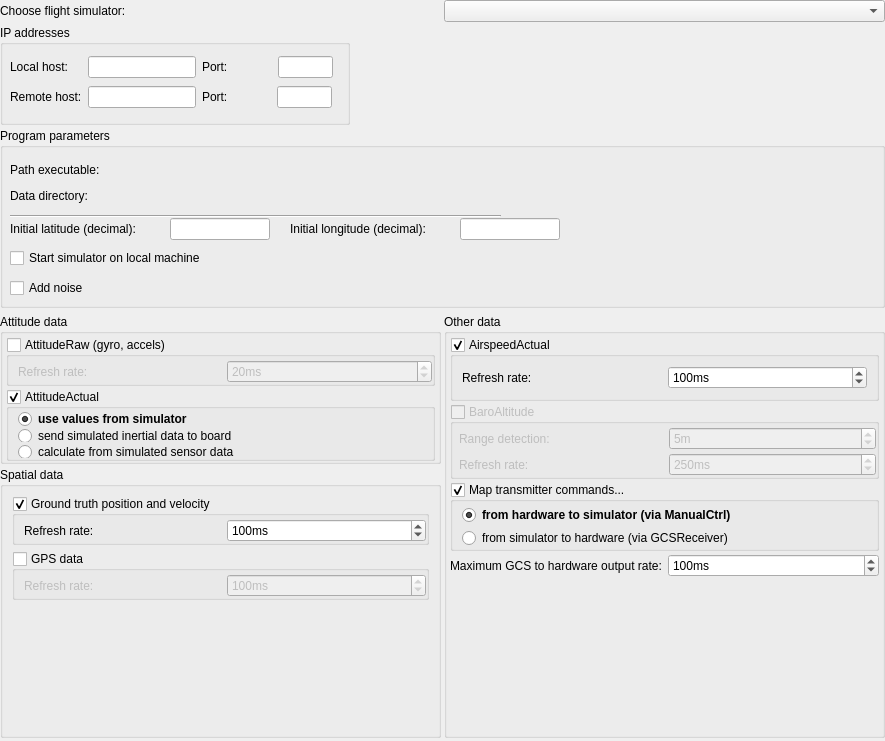
The window that ground/openpilotgcs/src/plugins/hitl/hitloptionspage.ui (FlyTheThings/raspberrypilot) describes before a commit, drawn with Qt 5.
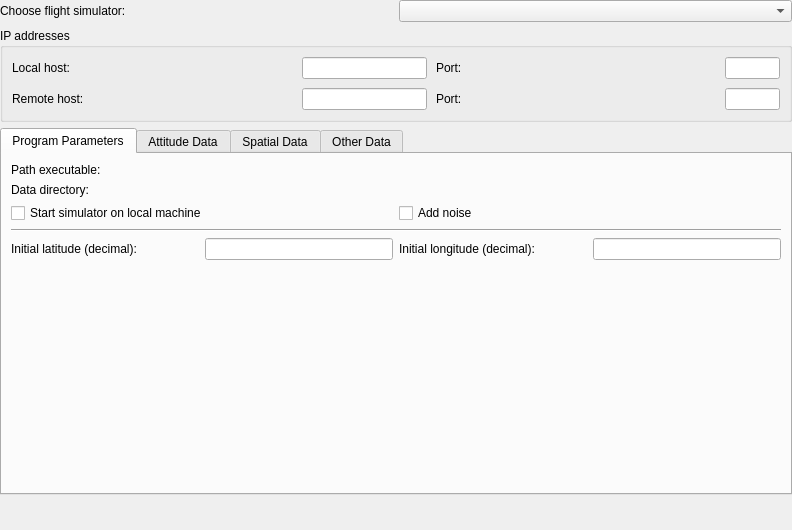
The same window after the commit. Custom widgets are drawn as their Qt base class.

```diff
--- a/ground/openpilotgcs/src/plugins/hitl/hitloptionspage.ui
+++ b/ground/openpilotgcs/src/plugins/hitl/hitloptionspage.ui
@@ -6,8 +6,8 @@
    <rect>
     <x>0</x>
     <y>0</y>
-    <width>885</width>
-    <height>741</height>
+    <width>792</width>
+    <height>530</height>
    </rect>
   </property>
   <property name="sizePolicy">
@@ -27,20 +27,14 @@
   </property>
   <layout class="QVBoxLayout" name="verticalLayout">
    <property name="spacing">
-    <number>3</number>
+    <number>6</number>
    </property>
-   <property name="leftMargin">
-    <number>0</number>
+   <property name="sizeConstraint">
+    <enum>QLayout::SetDefaultConstraint</enum>
    </property>
-   <property name="topMargin">
+   <property name="margin">
     <number>0</number>
    </property>
-   <property name="rightMargin">
-    <number>0</number>
-   </property>
-   <property name="bottomMargin">
-    <number>3</number>
-   </property>
    <item>
     <layout class="QHBoxLayout" name="horizontalLayout">
      <item>
@@ -51,7 +45,14 @@
       </widget>
      </item>
      <item>
-      <widget class="QComboBox" name="chooseFlightSimulator"/>
+      <widget class="QComboBox" name="chooseFlightSimulator">
+       <property name="sizePolicy">
+        <sizepolicy hsizetype="Preferred" vsizetype="Fixed">
+         <horstretch>0</horstretch>
+         <verstretch>0</verstretch>
+        </sizepolicy>
+       </property>
+      </widget>
      </item>
     </layout>
    </item>
@@ -66,27 +67,23 @@
      <property name="minimumSize">
       <size>
        <width>0</width>
-       <height>100</height>
+       <height>0</height>
       </size>
      </property>
      <property name="maximumSize">
       <size>
-       <width>350</width>
+       <width>16777215</width>
        <height>16777215</height>
       </size>
      </property>
      <property name="title">
       <string>IP addresses</string>
      </property>
-     <widget class="QWidget" name="layoutWidget">
-      <property name="geometry">
-       <rect>
-        <x>10</x>
-        <y>30</y>
-        <width>323</width>
-        <height>24</height>
-       </rect>
+     <layout class="QVBoxLayout" name="verticalLayout_10">
+      <property name="spacing">
+       <number>9</number>
       </property>
+      <item>
       <layout class="QHBoxLayout" name="horizontalLayout_7">
        <item>
         <widget class="QLabel" name="label_6">
@@ -153,16 +150,8 @@
         </widget>
        </item>
       </layout>
-     </widget>
-     <widget class="QWidget" name="layoutWidget1">
-      <property name="geometry">
-       <rect>
-        <x>10</x>
-        <y>60</y>
-        <width>322</width>
-        <height>24</height>
-       </rect>
-      </property>
+      </item>
+      <item>
       <layout class="QHBoxLayout" name="horizontalLayout_8">
        <item>
         <widget class="QLabel" name="label_9">
@@ -223,88 +212,34 @@
         </widget>
        </item>
       </layout>
-     </widget>
-    </widget>
+      </item>
+     </layout>
+    </widget>
    </item>
    <item>
-    <widget class="QGroupBox" name="groupBox_4">
-     <property name="minimumSize">
-      <size>
-       <width>0</width>
-       <height>180</height>
-      </size>
+    <widget class="QTabWidget" name="tabWidget">
+     <property name="currentIndex">
+      <number>0</number>
      </property>
-     <property name="title">
-      <string>Program parameters</string>
-     </property>
-     <widget class="Utils::PathChooser" name="dataPath" native="true">
-      <property name="geometry">
-       <rect>
-        <x>120</x>
-        <y>60</y>
-        <width>401</width>
-        <height>16</height>
-       </rect>
-      </property>
-      <property name="sizePolicy">
-       <sizepolicy hsizetype="MinimumExpanding" vsizetype="Preferred">
-        <horstretch>0</horstretch>
-        <verstretch>0</verstretch>
-       </sizepolicy>
-      </property>
-     </widget>
-     <widget class="QLabel" name="label_2">
-      <property name="geometry">
-       <rect>
-        <x>10</x>
-        <y>60</y>
-        <width>94</width>
-        <height>16</height>
-       </rect>
-      </property>
-      <property name="sizePolicy">
-       <sizepolicy hsizetype="Fixed" vsizetype="Preferred">
-        <horstretch>0</horstretch>
-        <verstretch>0</verstretch>
-       </sizepolicy>
-      </property>
-      <property name="maximumSize">
-       <size>
-        <width>110</width>
-        <height>16777215</height>
-       </size>
-      </property>
-      <property name="text">
-       <string>Data directory:</string>
-      </property>
-     </widget>
-     <widget class="Utils::PathChooser" name="executablePath" native="true">
-      <property name="geometry">
-       <rect>
-        <x>120</x>
-        <y>34</y>
-        <width>401</width>
-        <height>16</height>
-       </rect>
-      </property>
-      <property name="sizePolicy">
-       <sizepolicy hsizetype="MinimumExpanding" vsizetype="Preferred">
-        <horstretch>0</horstretch>
-        <verstretch>0</verstretch>
-       </sizepolicy>
-      </property>
-     </widget>
+     <widget class="QWidget" name="tab_1">
+      <attribute name="title">
+       <string>Program Parameters</string>
+      </attribute>
+      <layout class="QVBoxLayout" name="verticalLayout_11">
+       <item>
+        <layout class="QVBoxLayout" name="verticalLayout_12">
+         <item>
+          <layout class="QGridLayout" name="gridLayout_3">
+           <property name="bottomMargin">
+            <number>0</number>
+           </property>
+           <property name="verticalSpacing">
+            <number>6</number>
+           </property>
+           <item row="0" column="0">
      <widget class="QLabel" name="label">
-      <property name="geometry">
-       <rect>
-        <x>10</x>
-        <y>34</y>
-        <width>104</width>
-        <height>16</height>
-       </rect>
-      </property>
       <property name="sizePolicy">
-       <sizepolicy hsizetype="Fixed" vsizetype="Preferred">
+              <sizepolicy hsizetype="Preferred" vsizetype="Preferred">
         <horstretch>0</horstretch>
         <verstretch>0</verstretch>
        </sizepolicy>
@@ -319,14 +254,61 @@
        <string>Path executable:</string>
       </property>
      </widget>
+           </item>
+           <item row="0" column="1">
+            <widget class="Utils::PathChooser" name="executablePath" native="true">
+             <property name="sizePolicy">
+              <sizepolicy hsizetype="MinimumExpanding" vsizetype="Preferred">
+               <horstretch>0</horstretch>
+               <verstretch>0</verstretch>
+              </sizepolicy>
+             </property>
+            </widget>
+           </item>
+           <item row="1" column="0">
+            <widget class="QLabel" name="label_2">
+             <property name="sizePolicy">
+              <sizepolicy hsizetype="Preferred" vsizetype="Fixed">
+               <horstretch>0</horstretch>
+               <verstretch>0</verstretch>
+              </sizepolicy>
+             </property>
+             <property name="maximumSize">
+              <size>
+               <width>16777215</width>
+               <height>16777215</height>
+              </size>
+             </property>
+             <property name="text">
+              <string>Data directory:</string>
+             </property>
+            </widget>
+           </item>
+           <item row="1" column="1">
+            <layout class="QHBoxLayout" name="horizontalLayout_11">
+             <item>
+              <widget class="Utils::PathChooser" name="dataPath" native="true">
+               <property name="sizePolicy">
+                <sizepolicy hsizetype="MinimumExpanding" vsizetype="Preferred">
+                 <horstretch>0</horstretch>
+                 <verstretch>0</verstretch>
+                </sizepolicy>
+               </property>
+              </widget>
+             </item>
+            </layout>
+           </item>
+          </layout>
+         </item>
+         <item>
+          <layout class="QHBoxLayout" name="horizontalLayout_13">
+           <item>
      <widget class="QCheckBox" name="startSim">
-      <property name="geometry">
-       <rect>
-        <x>10</x>
-        <y>120</y>
-        <width>229</width>
-        <height>20</height>
-       </rect>
+             <property name="sizePolicy">
+              <sizepolicy hsizetype="Preferred" vsizetype="Preferred">
+               <horstretch>0</horstretch>
+               <verstretch>0</verstretch>
+              </sizepolicy>
       </property>
       <property name="toolTip">
        <string>Check this box to start the simulator on the local computer</string>
@@ -335,14 +317,14 @@
        <string>Start simulator on local machine</string>
       </property>
      </widget>
+           </item>
+           <item>
      <widget class="QCheckBox" name="noiseCheckBox">
-      <property name="geometry">
-       <rect>
-        <x>10</x>
-        <y>150</y>
-        <width>89</width>
-        <height>20</height>
-       </rect>
+             <property name="sizePolicy">
+              <sizepolicy hsizetype="Preferred" vsizetype="Preferred">
+               <horstretch>0</horstretch>
+               <verstretch>0</verstretch>
+              </sizepolicy>
       </property>
       <property name="toolTip">
        <string>Add noise to sensor simulation</string>
@@ -351,148 +333,105 @@
        <string>Add noise</string>
       </property>
      </widget>
+           </item>
+          </layout>
+         </item>
+         <item>
      <widget class="Line" name="line">
-      <property name="geometry">
-       <rect>
-        <x>10</x>
-        <y>80</y>
-        <width>491</width>
-        <height>16</height>
-       </rect>
-      </property>
       <property name="orientation">
        <enum>Qt::Horizontal</enum>
       </property>
      </widget>
+         </item>
+         <item>
+          <layout class="QHBoxLayout" name="horizontalLayout_12">
+           <property name="margin">
+            <number>0</number>
+           </property>
+           <item>
      <widget class="QLabel" name="label_13">
-      <property name="geometry">
-       <rect>
-        <x>10</x>
-        <y>90</y>
-        <width>161</width>
-        <height>22</height>
-       </rect>
-      </property>
       <property name="text">
        <string>Initial latitude (decimal):</string>
       </property>
      </widget>
+           </item>
+           <item>
+            <widget class="QLineEdit" name="latitude">
+             <property name="sizePolicy">
+              <sizepolicy hsizetype="Preferred" vsizetype="Preferred">
+               <horstretch>0</horstretch>
+               <verstretch>0</verstretch>
+              </sizepolicy>
+             </property>
+             <property name="maximumSize">
+              <size>
+               <width>16777215</width>
+               <height>16777215</height>
+              </size>
+             </property>
+             <property name="text">
+              <string/>
+             </property>
+             <property name="alignment">
+              <set>Qt::AlignRight|Qt::AlignTrailing|Qt::AlignVCenter</set>
+             </property>
+            </widget>
+           </item>
+           <item>
      <widget class="QLabel" name="label_14">
-      <property name="geometry">
-       <rect>
-        <x>290</x>
-        <y>90</y>
-        <width>171</width>
-        <height>22</height>
-       </rect>
-      </property>
       <property name="text">
        <string>Initial longitude (decimal):</string>
       </property>
      </widget>
+           </item>
+           <item>
      <widget class="QLineEdit" name="longitude">
-      <property name="geometry">
-       <rect>
-        <x>460</x>
-        <y>90</y>
-        <width>100</width>
-        <height>22</height>
-       </rect>
-      </property>
       <property name="sizePolicy">
-       <sizepolicy hsizetype="MinimumExpanding" vsizetype="Fixed">
+              <sizepolicy hsizetype="Preferred" vsizetype="Preferred">
         <horstretch>0</horstretch>
         <verstretch>0</verstretch>
        </sizepolicy>
       </property>
-      <property name="maximumSize">
-       <size>
-        <width>100</width>
-        <height>16777215</height>
-       </size>
-      </property>
-      <property name="text">
-       <string/>
-      </property>
-      <property name="alignment">
-       <set>Qt::AlignRight|Qt::AlignTrailing|Qt::AlignVCenter</set>
-      </property>
-     </widget>
-     <widget class="QLineEdit" name="latitude">
-      <property name="geometry">
-       <rect>
-        <x>170</x>
-        <y>90</y>
-        <width>100</width>
-        <height>22</height>
-       </rect>
-      </property>
-      <property name="sizePolicy">
-       <sizepolicy hsizetype="MinimumExpanding" vsizetype="Fixed">
-        <horstretch>0</horstretch>
-        <verstretch>0</verstretch>
-       </sizepolicy>
-      </property>
-      <property name="maximumSize">
-       <size>
-        <width>100</width>
-        <height>16777215</height>
-       </size>
-      </property>
-      <property name="text">
-       <string/>
-      </property>
-      <property name="alignment">
-       <set>Qt::AlignRight|Qt::AlignTrailing|Qt::AlignVCenter</set>
-      </property>
-     </widget>
-    </widget>
-   </item>
-   <item>
-    <layout class="QFormLayout" name="formLayout">
-     <property name="fieldGrowthPolicy">
-      <enum>QFormLayout::AllNonFixedFieldsGrow</enum>
-     </property>
-     <item row="0" column="0">
-      <widget class="QFrame" name="frame">
-       <property name="frameShape">
-        <enum>QFrame::StyledPanel</enum>
-       </property>
-       <property name="frameShadow">
-        <enum>QFrame::Raised</enum>
-       </property>
-      </widget>
-     </item>
-    </layout>
-   </item>
-   <item>
-    <layout class="QHBoxLayout" name="horizontalLayout_3">
-     <item>
-      <layout class="QVBoxLayout" name="verticalLayout_7">
-       <item>
-        <widget class="QGroupBox" name="groupBox">
          <property name="maximumSize">
           <size>
            <width>16777215</width>
-           <height>150</height>
-          </size>
-         </property>
-         <property name="title">
-          <string>Attitude data</string>
-         </property>
-         <layout class="QVBoxLayout" name="verticalLayout_2">
-          <property name="spacing">
-           <number>3</number>
-          </property>
-          <property name="leftMargin">
-           <number>3</number>
-          </property>
-          <property name="topMargin">
-           <number>3</number>
-          </property>
-          <property name="rightMargin">
-           <number>3</number>
-          </property>
+               <height>16777215</height>
+              </size>
+             </property>
+             <property name="text">
+              <string/>
+             </property>
+             <property name="alignment">
+              <set>Qt::AlignRight|Qt::AlignTrailing|Qt::AlignVCenter</set>
+             </property>
+            </widget>
+           </item>
+          </layout>
+         </item>
+        </layout>
+       </item>
+       <item>
+        <spacer name="verticalSpacer_3">
+         <property name="orientation">
+          <enum>Qt::Vertical</enum>
+         </property>
+         <property name="sizeHint" stdset="0">
+          <size>
+           <width>20</width>
+           <height>40</height>
+          </size>
+         </property>
+        </spacer>
+       </item>
+      </layout>
+     </widget>
+     <widget class="QWidget" name="tab_2">
+      <attribute name="title">
+       <string>Attitude Data</string>
+      </attribute>
+      <layout class="QVBoxLayout" name="verticalLayout_14">
+       <item>
+        <layout class="QVBoxLayout" name="verticalLayout_13">
           <property name="bottomMargin">
            <number>0</number>
           </property>
@@ -515,19 +454,25 @@
             </property>
             <layout class="QHBoxLayout" name="horizontalLayout_4">
              <property name="spacing">
-              <number>3</number>
+             <number>6</number>
              </property>
              <property name="topMargin">
-              <number>3</number>
+             <number>9</number>
              </property>
              <property name="rightMargin">
-              <number>0</number>
+             <number>9</number>
              </property>
              <property name="bottomMargin">
-              <number>0</number>
+             <number>9</number>
              </property>
              <item>
               <widget class="QLabel" name="label_8">
+              <property name="sizePolicy">
+               <sizepolicy hsizetype="Preferred" vsizetype="Fixed">
+                <horstretch>0</horstretch>
+                <verstretch>0</verstretch>
+               </sizepolicy>
+              </property>
                <property name="text">
                 <string>Refresh rate:</string>
                </property>
@@ -538,6 +483,12 @@
                <property name="enabled">
                 <bool>true</bool>
                </property>
+              <property name="sizePolicy">
+               <sizepolicy hsizetype="Preferred" vsizetype="Fixed">
+                <horstretch>0</horstretch>
+                <verstretch>0</verstretch>
+               </sizepolicy>
+              </property>
                <property name="toolTip">
                 <string>0 - update once, or every N seconds</string>
                </property>
@@ -577,16 +528,16 @@
             </property>
             <layout class="QVBoxLayout" name="verticalLayout_4">
              <property name="spacing">
-              <number>3</number>
+             <number>6</number>
              </property>
              <property name="topMargin">
-              <number>3</number>
+             <number>9</number>
              </property>
              <property name="rightMargin">
-              <number>0</number>
+             <number>9</number>
              </property>
              <property name="bottomMargin">
-              <number>0</number>
+             <number>9</number>
              </property>
              <item>
               <widget class="QRadioButton" name="attActSim">
@@ -624,8 +575,11 @@
                </property>
               </widget>
              </item>
+           </layout>
+          </widget>
+         </item>
              <item>
-              <spacer name="verticalSpacer_2">
+          <spacer name="verticalSpacer">
                <property name="orientation">
                 <enum>Qt::Vertical</enum>
                </property>
@@ -638,23 +592,19 @@
               </spacer>
              </item>
             </layout>
-           </widget>
           </item>
          </layout>
         </widget>
-       </item>
+     <widget class="QWidget" name="tab_3">
+      <attribute name="title">
+       <string>Spatial Data</string>
+      </attribute>
+      <layout class="QVBoxLayout" name="verticalLayout_16">
        <item>
-        <widget class="QGroupBox" name="groupBox_6">
-         <property name="minimumSize">
-          <size>
-           <width>0</width>
-           <height>150</height>
-          </size>
+        <layout class="QVBoxLayout" name="verticalLayout_15">
+         <property name="bottomMargin">
+          <number>0</number>
          </property>
-         <property name="title">
-          <string>Spatial data</string>
-         </property>
-         <layout class="QVBoxLayout" name="verticalLayout_9">
           <item>
            <widget class="QGroupBox" name="groundTruthCheckbox">
             <property name="title">
@@ -671,16 +621,16 @@
             </property>
             <layout class="QHBoxLayout" name="horizontalLayout_2">
              <property name="spacing">
-              <number>3</number>
+             <number>6</number>
              </property>
              <property name="topMargin">
-              <number>3</number>
+             <number>9</number>
              </property>
              <property name="rightMargin">
-              <number>0</number>
+             <number>9</number>
              </property>
              <property name="bottomMargin">
-              <number>0</number>
+             <number>9</number>
              </property>
              <item>
               <widget class="QLabel" name="label_7">
@@ -733,16 +683,16 @@
             </property>
             <layout class="QHBoxLayout" name="horizontalLayout_5">
              <property name="spacing">
-              <number>3</number>
+             <number>6</number>
              </property>
              <property name="topMargin">
-              <number>3</number>
+             <number>9</number>
              </property>
              <property name="rightMargin">
-              <number>0</number>
+             <number>9</number>
              </property>
              <property name="bottomMargin">
-              <number>0</number>
+             <number>9</number>
              </property>
              <item>
               <widget class="QLabel" name="label_10">
@@ -783,7 +733,7 @@
            </widget>
           </item>
           <item>
-           <spacer name="verticalSpacer_3">
+          <spacer name="verticalSpacer_2">
             <property name="orientation">
              <enum>Qt::Vertical</enum>
             </property>
@@ -796,36 +746,16 @@
            </spacer>
           </item>
          </layout>
-        </widget>
-       </item>
-      </layout>
-     </item>
+       </item>
+      </layout>
+     </widget>
+     <widget class="QWidget" name="tab_4">
+      <attribute name="title">
+       <string>Other Data</string>
+      </attribute>
+      <layout class="QVBoxLayout" name="verticalLayout_9">
      <item>
-      <layout class="QVBoxLayout" name="verticalLayout_8">
-       <item>
-        <widget class="QGroupBox" name="groupBox_2">
-         <property name="minimumSize">
-          <size>
-           <width>0</width>
-           <height>275</height>
-          </size>
-         </property>
-         <property name="title">
-          <string>Other data</string>
-         </property>
-         <layout class="QVBoxLayout" name="verticalLayout_3">
-          <property name="spacing">
-           <number>3</number>
-          </property>
-          <property name="leftMargin">
-           <number>3</number>
-          </property>
-          <property name="topMargin">
-           <number>3</number>
-          </property>
-          <property name="rightMargin">
-           <number>3</number>
-          </property>
+        <layout class="QVBoxLayout" name="verticalLayout_2">
           <property name="bottomMargin">
            <number>0</number>
           </property>
@@ -847,6 +777,9 @@
              <bool>true</bool>
             </property>
             <layout class="QHBoxLayout" name="horizontalLayout_9">
+            <property name="spacing">
+             <number>6</number>
+            </property>
              <item>
               <widget class="QLabel" name="label_15">
                <property name="text">
@@ -892,19 +825,10 @@
             </property>
             <layout class="QVBoxLayout" name="verticalLayout_6">
              <property name="spacing">
-              <number>3</number>
-             </property>
-             <property name="leftMargin">
               <number>6</number>
              </property>
-             <property name="topMargin">
-              <number>3</number>
-             </property>
-             <property name="rightMargin">
-              <number>0</number>
-             </property>
-             <property name="bottomMargin">
-              <number>0</number>
+            <property name="margin">
+             <number>9</number>
              </property>
              <item>
               <layout class="QGridLayout" name="gridLayout_2">
@@ -984,16 +908,16 @@
             </property>
             <layout class="QVBoxLayout" name="verticalLayout_5">
              <property name="spacing">
-              <number>3</number>
+             <number>6</number>
              </property>
              <property name="topMargin">
-              <number>3</number>
+             <number>9</number>
              </property>
              <property name="rightMargin">
-              <number>0</number>
+             <number>9</number>
              </property>
              <property name="bottomMargin">
-              <number>0</number>
+             <number>9</number>
              </property>
              <item>
               <widget class="QRadioButton" name="manualControlRadioButton">
@@ -1067,7 +991,7 @@
            </layout>
           </item>
           <item>
-           <spacer name="verticalSpacer">
+          <spacer name="verticalSpacer_4">
             <property name="orientation">
              <enum>Qt::Vertical</enum>
             </property>
@@ -1080,11 +1004,26 @@
            </spacer>
           </item>
          </layout>
-        </widget>
        </item>
       </layout>
-     </item>
-    </layout>
+     </widget>
+    </widget>
+   </item>
+   <item>
+    <spacer name="verticalSpacer_5">
+     <property name="orientation">
+      <enum>Qt::Vertical</enum>
+     </property>
+     <property name="sizeType">
+      <enum>QSizePolicy::Expanding</enum>
+     </property>
+     <property name="sizeHint" stdset="0">
+      <size>
+       <width>20</width>
+       <height>40</height>
+      </size>
+     </property>
+    </spacer>
    </item>
   </layout>
  </widget>
```
Lines whose indentation alone changed are shown as unchanged.
